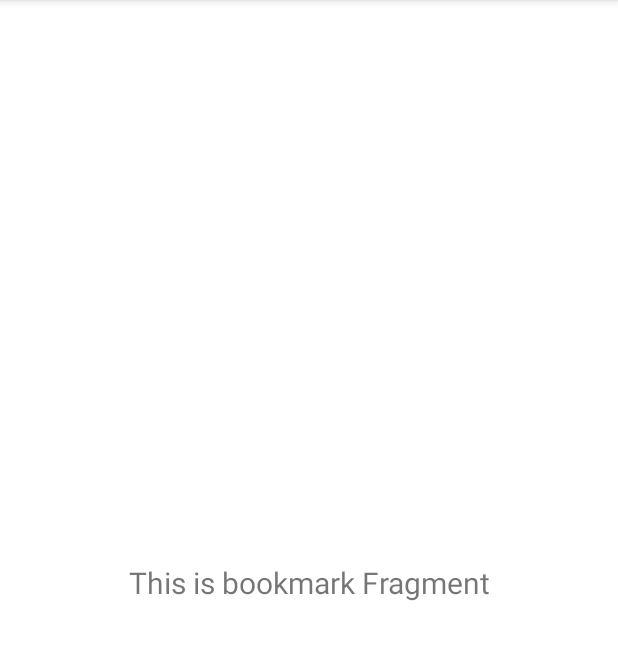
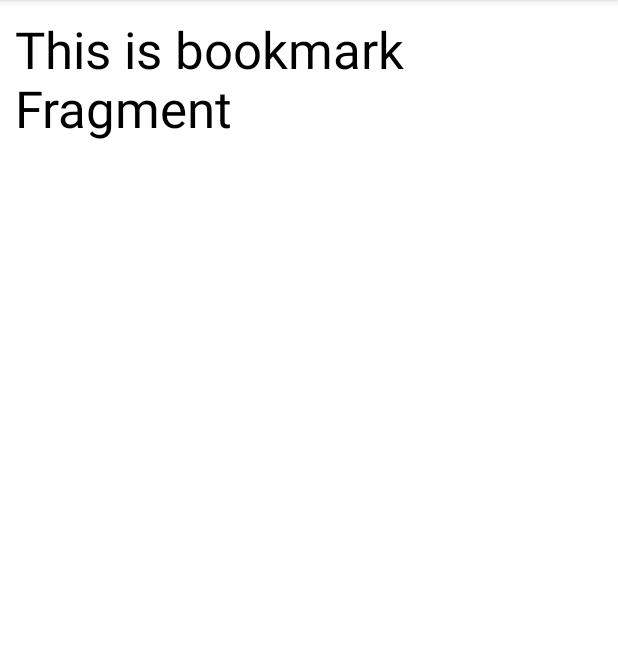
Before and after one commit to leomatt547/perlu-dilindungi, an Android app: the fragment BookmarkFragment shown on its own in the app's theme, on a phone screen of 412 x 824 dp, the part 84-744 px from its top. Run offline under Robolectric (Android 15) with nearby library versions, the phone set to English and light mode, and no system bars.

Commit message:
create recycle view

```diff
--- a/PerluDilindungi/app/build.gradle
+++ b/PerluDilindungi/app/build.gradle
@@ -1,10 +1,11 @@
 plugins {
     id 'com.android.application'
     id 'kotlin-android'
+    id 'kotlin-android-extensions'
 }
 
 android {
-    compileSdk 29
+    compileSdk 31
 
     defaultConfig {
         configurations.all {
--- a/PerluDilindungi/app/src/main/java/com/android72/perludilindungi/backend/api/RetrofitAPI.kt
+++ b/PerluDilindungi/app/src/main/java/com/android72/perludilindungi/backend/api/RetrofitAPI.kt
@@ -1,11 +1,16 @@
 package com.android72.perludilindungi.backend.api
 
 import com.android72.perludilindungi.backend.model.CheckinData
+import com.android72.perludilindungi.backend.model.FaskesData
 import retrofit2.Call
 import retrofit2.http.Body
+import retrofit2.http.GET
 import retrofit2.http.POST
 
 interface RetrofitAPI {
     @POST("check-in")
     fun checkIn(@Body checkinData: CheckinData): Call<CheckinData>
+
+    @GET("get-faskes-vaksinasi")
+    fun getFaskes(@Body faskesData: FaskesData): Call<FaskesData>
 }
--- a/PerluDilindungi/app/src/main/java/com/android72/perludilindungi/ui/bookmark/BookmarkFragment.kt
+++ b/PerluDilindungi/app/src/main/java/com/android72/perludilindungi/ui/bookmark/BookmarkFragment.kt
@@ -1,5 +1,6 @@
 package com.android72.perludilindungi.ui.bookmark
 
+import android.R.attr.data
 import android.os.Bundle
 import android.view.LayoutInflater
 import android.view.View
--- a/PerluDilindungi/app/src/main/res/layout/fragment_bookmark.xml
+++ b/PerluDilindungi/app/src/main/res/layout/fragment_bookmark.xml
@@ -10,13 +10,31 @@
         android:id="@+id/text_notifications"
         android:layout_width="match_parent"
         android:layout_height="wrap_content"
-        android:layout_marginStart="8dp"
-        android:layout_marginTop="8dp"
-        android:layout_marginEnd="8dp"
-        android:textAlignment="center"
-        android:textSize="20sp"
+        android:layout_marginStart="10dp"
+        android:layout_marginTop="10dp"
+        android:layout_marginEnd="10dp"
+        android:text="@string/bookmark_faskes"
+        android:textAlignment="textStart"
+        android:textColor="#000000"
+        android:textSize="34sp"
         app:layout_constraintBottom_toBottomOf="parent"
         app:layout_constraintEnd_toEndOf="parent"
+        app:layout_constraintHorizontal_bias="1.0"
         app:layout_constraintStart_toStartOf="parent"
-        app:layout_constraintTop_toTopOf="parent" />
+        app:layout_constraintTop_toTopOf="parent"
+        app:layout_constraintVertical_bias="0.0" />
+
+    <androidx.recyclerview.widget.RecyclerView
+        android:id="@+id/recycler_view"
+        android:layout_width="390dp"
+        android:layout_height="620dp"
+        android:layout_marginStart="15dp"
+        android:layout_marginTop="15dp"
+        android:layout_marginEnd="15dp"
+        android:scrollbars="vertical"
+        app:layoutManager="LinearLayoutManager"
+        app:layout_constraintEnd_toEndOf="parent"
+        app:layout_constraintStart_toStartOf="parent"
+        app:layout_constraintTop_toBottomOf="@+id/text_notifications" />
+
 </androidx.constraintlayout.widget.ConstraintLayout>
--- a/PerluDilindungi/app/src/main/res/values/strings.xml
+++ b/PerluDilindungi/app/src/main/res/values/strings.xml
@@ -5,4 +5,5 @@
     <string name="title_bookmark">Bookmark</string>
     <string name="title_checkin">Check In</string>
     <string name="qr_code_scanner">QR Code Scanner</string>
+    <string name="bookmark_faskes" />
 </resources>
--- a/PerluDilindungi/build.gradle
+++ b/PerluDilindungi/build.gradle
@@ -5,7 +5,7 @@ buildscript {
         mavenCentral()
     }
     dependencies {
-        classpath 'com.android.tools.build:gradle:7.1.1'
+        classpath 'com.android.tools.build:gradle:7.1.2'
         classpath "org.jetbrains.kotlin:kotlin-gradle-plugin:1.6.10"
 
         // NOTE: Do not place your application dependencies here; they belong
```
Also changed, not shown: PerluDilindungi/app/src/main/res/layout/list_item.xml (added, +105 -0 lines).
